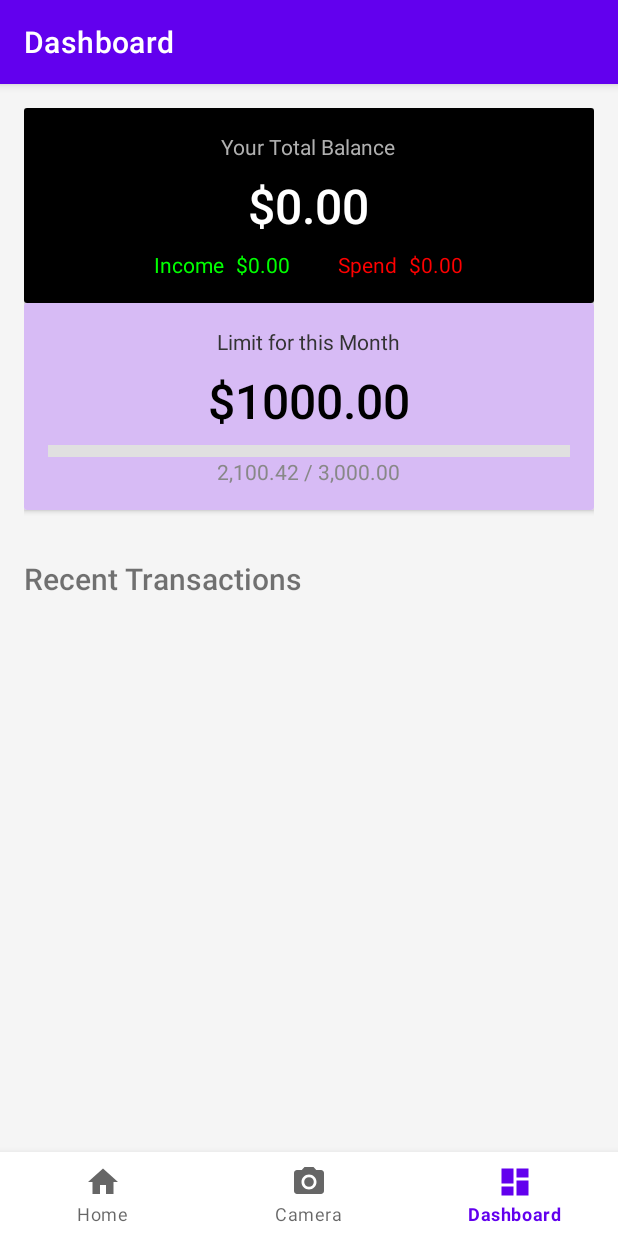
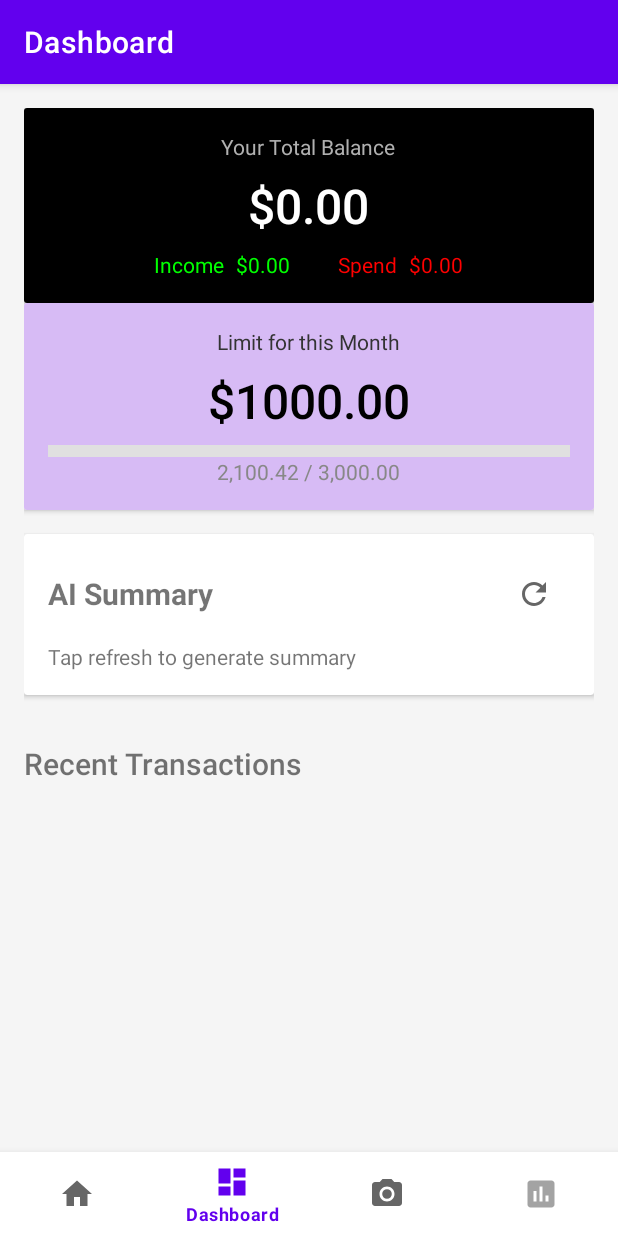
Before and after one commit to jaysqvl/ExpensAI, an Android app: the DashboardFragment screen opened through its navigation route, on a phone screen of 412 x 824 dp. Run offline under Robolectric (Android 15) with nearby library versions, the phone set to English and light mode, and no system bars; our stand-ins replace Firebase (no records; nobody signed in at launch, a user with empty details on screens opened directly), Room's generated code, navigation-ui.

Commit message:
Fixed the camera and recent transactions feature to work with openai

```diff
--- a/app/src/main/java/com/example/cmpt362_finalproject/MainActivity.kt
+++ b/app/src/main/java/com/example/cmpt362_finalproject/MainActivity.kt
@@ -30,7 +30,10 @@ class MainActivity : AppCompatActivity() {
 
         val appBarConfiguration = AppBarConfiguration(
             setOf(
-                R.id.navigation_home, R.id.navigation_dashboard, R.id.navigation_notifications
+                R.id.navigation_home,
+                R.id.navigation_dashboard,
+                R.id.navigation_camera,
+                R.id.navigation_analytics
             )
         )
 
--- a/app/src/main/java/com/example/cmpt362_finalproject/ui/dashboard/DashboardFragment.kt
+++ b/app/src/main/java/com/example/cmpt362_finalproject/ui/dashboard/DashboardFragment.kt
@@ -4,6 +4,7 @@ import android.os.Bundle
 import android.view.LayoutInflater
 import android.view.View
 import android.view.ViewGroup
+import android.widget.ImageButton
 import android.widget.ProgressBar
 import android.widget.TextView
 import androidx.fragment.app.Fragment
@@ -34,6 +35,7 @@ class DashboardFragment : Fragment() {
     private lateinit var monthlyProgressBar: ProgressBar
     private lateinit var transactionsRecyclerView: RecyclerView
     private lateinit var transactionAdapter: TransactionAdapter
+    private lateinit var summaryTextView: TextView
 
     override fun onCreateView(
         inflater: LayoutInflater, container: ViewGroup?,
@@ -58,9 +60,17 @@ class DashboardFragment : Fragment() {
         monthlyLimitTextView = view.findViewById(R.id.monthlyLimitValue)
         monthlyProgressBar = view.findViewById(R.id.monthlyProgress)
         transactionsRecyclerView = view.findViewById(R.id.recyclerViewTransactions)
+        val refreshSummaryButton = view.findViewById<ImageButton>(R.id.refreshSummaryButton)
+        summaryTextView = view.findViewById(R.id.summaryTextView)
 
         setupRecyclerView()
         observeViewModel()
+
+        refreshSummaryButton.setOnClickListener {
+            dashboardViewModel.allPurchasesLiveData.value?.let { transactions ->
+                dashboardViewModel.refreshSummary(transactions)
+            }
+        }
 
         return view
     }
@@ -101,5 +111,10 @@ class DashboardFragment : Fragment() {
         dashboardViewModel.allPurchasesLiveData.observe(viewLifecycleOwner) { entries ->
             transactionAdapter.updateData(entries)
         }
+
+        // Observe and update the summary
+        dashboardViewModel.summary.observe(viewLifecycleOwner) { summary ->
+            summaryTextView.text = summary
+        }
     }
 }
--- a/app/src/main/java/com/example/cmpt362_finalproject/ui/dashboard/DashboardViewModel.kt
+++ b/app/src/main/java/com/example/cmpt362_finalproject/ui/dashboard/DashboardViewModel.kt
@@ -1,12 +1,20 @@
 package com.example.cmpt362_finalproject.ui.dashboard
 
+import android.util.Log
 import androidx.lifecycle.LiveData
 import androidx.lifecycle.MutableLiveData
 import androidx.lifecycle.ViewModel
 import androidx.lifecycle.asLiveData
+import androidx.lifecycle.viewModelScope
+import com.example.cmpt362_finalproject.api.ApiClient
+import com.example.cmpt362_finalproject.api.TextRequest
 import com.example.cmpt362_finalproject.ui.transactions.Entry
 import com.example.cmpt362_finalproject.ui.transactions.PurchaseRepository
+import java.text.SimpleDateFormat
+import java.util.Date
+import java.util.Locale
 import javax.inject.Inject
+import kotlinx.coroutines.launch
 
 class DashboardViewModel @Inject constructor(
     purchaseRepository: PurchaseRepository
@@ -29,8 +37,25 @@ class DashboardViewModel @Inject constructor(
     private val _monthlyProgress = MutableLiveData<Int>()
     val monthlyProgress: LiveData<Int> = _monthlyProgress
 
+    private val _summary = MutableLiveData<String>()
+    val summary: LiveData<String> = _summary
+
+    private val _lastRefreshTime = MutableLiveData<Long>()
+    private var cachedSummary: String? = null
+
     init {
         loadDashboardData()
+        checkAndRefreshSummary()
+
+        // Observe transactions for updates
+        allPurchasesLiveData.observeForever { transactions ->
+            val totalSpent = transactions.sumOf { it.paid } / 100.0
+            _spend.value = "$${String.format("%.2f", totalSpent)}"
+
+            val monthlyCredits = _income.value?.replace("$", "")?.toDoubleOrNull() ?: 0.0
+            val balance = monthlyCredits - totalSpent
+            _totalBalance.value = "$${String.format("%.2f", balance)}"
+        }
     }
 
     private fun loadDashboardData() {
@@ -40,4 +65,49 @@ class DashboardViewModel @Inject constructor(
         _monthlyLimit.value = "$1000.00"
         _monthlyProgress.value = 0
     }
+
+    private fun checkAndRefreshSummary() {
+        val lastRefresh = _lastRefreshTime.value ?: 0
+        val currentTime = System.currentTimeMillis()
+        val oneDayInMillis = 24 * 60 * 60 * 1000
+
+        if (cachedSummary != null && currentTime - lastRefresh < oneDayInMillis) {
+            _summary.value = cachedSummary
+        } else {
+            allPurchasesLiveData.value?.let { transactions ->
+                if (transactions.isNotEmpty()) {
+                    refreshSummary(transactions)
+                }
+            }
+        }
+    }
+
+    fun refreshSummary(transactions: List<Entry>) {
+        if (transactions.isEmpty()) {
+            _summary.value = "No transactions to summarize"
+            return
+        }
+
+        viewModelScope.launch {
+            try {
+                val transactionText = transactions.joinToString("\n") { entry ->
+                    "Store: ${entry.storeName}, Amount: $${entry.paid / 100.0}, " +
+                    "Date: ${SimpleDateFormat("MMM dd, yyyy", Locale.getDefault()).format(Date(entry.dateTime * 1000))}"
+                }
+
+                val response = ApiClient.textService.getTextResponse(
+                    TextRequest("summary", transactionText)
+                )
+
+                response.output.let { summary ->
+                    _summary.value = summary
+                    cachedSummary = summary
+                    _lastRefreshTime.value = System.currentTimeMillis()
+                }
+            } catch (e: Exception) {
+                Log.e("DashboardViewModel", "Error refreshing summary", e)
+                _summary.value = "Error generating summary. Please try again later."
+            }
+        }
+    }
 }
--- /dev/null
+++ b/app/src/main/res/drawable/ic_analytics_24.xml
@@ -0,0 +1,10 @@
+<?xml version="1.0" encoding="utf-8"?>
+<vector xmlns:android="http://schemas.android.com/apk/res/android"
+    android:width="24dp"
+    android:height="24dp"
+    android:viewportWidth="24"
+    android:viewportHeight="24">
+    <path
+        android:fillColor="?attr/colorControlNormal"
+        android:pathData="M19,3H5C3.9,3 3,3.9 3,5v14c0,1.1 0.9,2 2,2h14c1.1,0 2,-0.9 2,-2V5C21,3.9 20.1,3 19,3zM9,17H7v-7h2V17zM13,17h-2V7h2V17zM17,17h-2v-4h2V17z"/>
+</vector>
--- /dev/null
+++ b/app/src/main/res/drawable/ic_refresh.xml
@@ -0,0 +1,11 @@
+<?xml version="1.0" encoding="utf-8"?>
+<vector xmlns:android="http://schemas.android.com/apk/res/android"
+    android:width="24dp"
+    android:height="24dp"
+    android:viewportWidth="24"
+    android:viewportHeight="24"
+    android:tint="?attr/colorControlNormal">
+    <path
+        android:fillColor="@android:color/white"
+        android:pathData="M17.65,6.35C16.2,4.9 14.21,4 12,4c-4.42,0 -7.99,3.58 -7.99,8s3.57,8 7.99,8c3.73,0 6.84,-2.55 7.73,-6h-2.08c-0.82,2.33 -3.04,4 -5.65,4 -3.31,0 -6,-2.69 -6,-6s2.69,-6 6,-6c1.66,0 3.14,0.69 4.22,1.78L13,11h7V4l-2.35,2.35z"/>
+</vector>
--- a/app/src/main/res/layout/fragment_dashboard.xml
+++ b/app/src/main/res/layout/fragment_dashboard.xml
@@ -167,6 +167,53 @@
             </LinearLayout>
         </androidx.cardview.widget.CardView>
 
+        <!-- AI Summary Card -->
+        <androidx.cardview.widget.CardView
+            android:layout_width="match_parent"
+            android:layout_height="wrap_content"
+            android:layout_marginBottom="16dp"
+            android:padding="16dp">
+
+            <LinearLayout
+                android:layout_width="match_parent"
+                android:layout_height="wrap_content"
+                android:orientation="vertical"
+                android:padding="16dp">
+
+                <LinearLayout
+                    android:layout_width="match_parent"
+                    android:layout_height="wrap_content"
+                    android:orientation="horizontal"
+                    android:gravity="center_vertical">
+
+                    <TextView
+                        android:layout_width="0dp"
+                        android:layout_height="wrap_content"
+                        android:layout_weight="1"
+                        android:text="AI Summary"
+                        android:textSize="20sp"
+                        android:textStyle="bold"/>
+
+                    <ImageButton
+                        android:id="@+id/refreshSummaryButton"
+                        android:layout_width="48dp"
+                        android:layout_height="48dp"
+                        android:src="@drawable/ic_refresh"
+                        android:background="?attr/selectableItemBackgroundBorderless"
+                        android:contentDescription="Refresh summary"/>
+                </LinearLayout>
+
+                <TextView
+                    android:id="@+id/summaryTextView"
+                    android:layout_width="match_parent"
+                    android:layout_height="wrap_content"
+                    android:layout_marginTop="8dp"
+                    android:textSize="14sp"
+                    android:text="Tap refresh to generate summary"/>
+
+            </LinearLayout>
+        </androidx.cardview.widget.CardView>
+
         <!-- Recent Transactions -->
         <TextView
             android:layout_width="wrap_content"
--- a/app/src/main/res/menu/bottom_nav_menu.xml
+++ b/app/src/main/res/menu/bottom_nav_menu.xml
@@ -6,13 +6,18 @@
         android:title="@string/title_home" />
 
     <item
-        android:id="@+id/navigation_notifications"
-        android:icon="@drawable/ic_camera"
-        android:title="@string/title_camera" />
-
-    <item
         android:id="@+id/navigation_dashboard"
         android:icon="@drawable/ic_dashboard_black_24dp"
         android:title="@string/title_dashboard" />
 
+    <item
+        android:id="@+id/navigation_camera"
+        android:icon="@drawable/ic_camera"
+        android:title="Camera" />
+
+    <item
+        android:id="@+id/navigation_analytics"
+        android:icon="@drawable/ic_analytics_24"
+        android:title="Analytics" />
+
 </menu>
--- a/app/src/main/res/navigation/mobile_navigation.xml
+++ b/app/src/main/res/navigation/mobile_navigation.xml
@@ -18,8 +18,14 @@
         tools:layout="@layout/fragment_dashboard" />
 
     <fragment
-        android:id="@+id/navigation_notifications"
+        android:id="@+id/navigation_camera"
         android:name="com.example.cmpt362_finalproject.ui.camera.CameraFragment"
         android:label="Camera"
         tools:layout="@layout/fragment_camera" />
+
+    <fragment
+        android:id="@+id/navigation_analytics"
+        android:name="com.example.cmpt362_finalproject.ui.analytics.AnalyticsFragment"
+        android:label="Analytics"
+        tools:layout="@layout/fragment_analytics" />
 </navigation>
--- a/app/src/main/res/values/strings.xml
+++ b/app/src/main/res/values/strings.xml
@@ -6,6 +6,7 @@
     <string name="title_camera">Camera</string>
     <string name="update_goal_challenge_activity_label">Update Goal and Challenge</string>
     <string name="add_bill_activity_label">Add New Bill</string>
+    <string name="title_analytics">Analytics</string>
 
     <string name="snap_a_receipt">Snap a receipt</string>
     <string name="initial_activity_title">ExpensAI</string>
```
Also changed, not shown: app/src/main/java/com/example/cmpt362_finalproject/ui/analytics/AnalyticsFragment.kt (added, +120 -0 lines), app/src/main/java/com/example/cmpt362_finalproject/ui/analytics/AnalyticsViewModel.kt (added, +31 -0 lines), app/src/main/java/com/example/cmpt362_finalproject/ui/analytics/AnalyticsViewModelFactory.kt (added, +17 -0 lines), app/src/main/res/layout/fragment_analytics.xml (added, +13 -0 lines), app/src/main/res/xml/file_paths.xml (+6 -1 lines), 1 other file.
